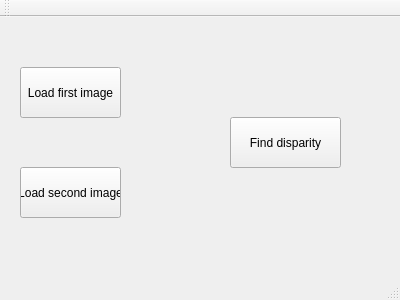
First picture: the form in mainwindow.ui, repository Kravlalala/Disparity, before the edit.
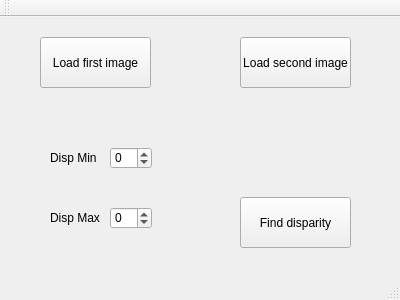
Second picture: the form after the edit.

Commit message: with new buttons

Patch:
```diff
--- a/mainwindow.ui
+++ b/mainwindow.ui
@@ -17,9 +17,9 @@
    <widget class="QPushButton" name="IMGLoad">
     <property name="geometry">
      <rect>
-      <x>20</x>
-      <y>50</y>
-      <width>101</width>
+      <x>40</x>
+      <y>20</y>
+      <width>111</width>
       <height>51</height>
      </rect>
     </property>
@@ -30,9 +30,9 @@
    <widget class="QPushButton" name="IMG2Load">
     <property name="geometry">
      <rect>
-      <x>20</x>
-      <y>150</y>
-      <width>101</width>
+      <x>240</x>
+      <y>20</y>
+      <width>111</width>
       <height>51</height>
      </rect>
     </property>
@@ -43,8 +43,8 @@
    <widget class="QPushButton" name="FindDisparity">
     <property name="geometry">
      <rect>
-      <x>230</x>
-      <y>100</y>
+      <x>240</x>
+      <y>180</y>
       <width>111</width>
       <height>51</height>
      </rect>
@@ -53,6 +53,64 @@
      <string>Find disparity</string>
     </property>
    </widget>
+   <widget class="QSpinBox" name="DispMin_spinBox">
+    <property name="geometry">
+     <rect>
+      <x>110</x>
+      <y>130</y>
+      <width>42</width>
+      <height>22</height>
+     </rect>
+    </property>
+    <property name="minimum">
+     <number>-500</number>
+    </property>
+    <property name="maximum">
+     <number>500</number>
+    </property>
+   </widget>
+   <widget class="QSpinBox" name="DispMax_spinBox">
+    <property name="geometry">
+     <rect>
+      <x>110</x>
+      <y>190</y>
+      <width>42</width>
+      <height>22</height>
+     </rect>
+    </property>
+    <property name="minimum">
+     <number>-500</number>
+    </property>
+    <property name="maximum">
+     <number>500</number>
+    </property>
+   </widget>
+   <widget class="QLabel" name="label">
+    <property name="geometry">
+     <rect>
+      <x>50</x>
+      <y>130</y>
+      <width>51</width>
+      <height>21</height>
+     </rect>
+    </property>
+    <property name="text">
+     <string>Disp Min</string>
+    </property>
+   </widget>
+   <widget class="QLabel" name="label_2">
+    <property name="geometry">
+     <rect>
+      <x>50</x>
+      <y>190</y>
+      <width>51</width>
+      <height>21</height>
+     </rect>
+    </property>
+    <property name="text">
+     <string>Disp Max</string>
+    </property>
+   </widget>
   </widget>
   <widget class="QMenuBar" name="menuBar">
    <property name="geometry">
```
The commit also changes 6 other files.
